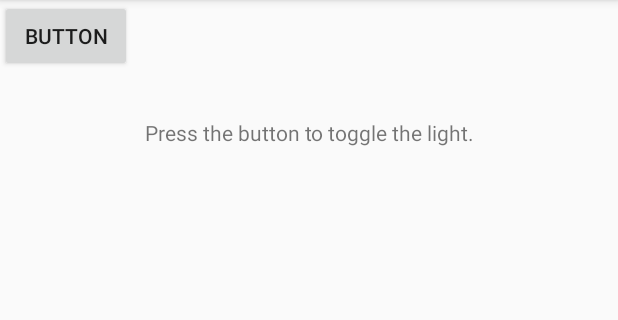
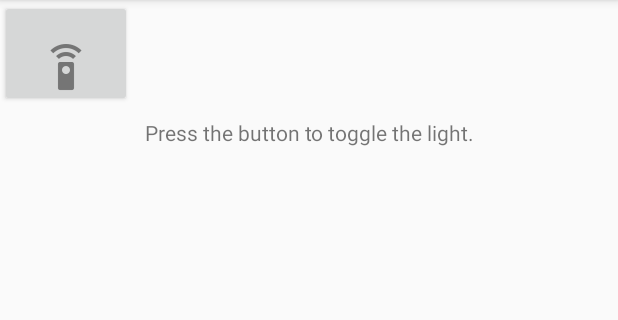
Before and after one commit to RickGZ/Flashlight, an Android app: the screen it shows after launch (MainActivity), on a phone screen of 412 x 824 dp, the part 84-404 px from its top. Run offline under Robolectric (Android 15) with nearby library versions, the phone set to English and light mode, and no system bars.

Commit message:
added button and launcher

```diff
--- a/app/src/main/res/layout/activity_main.xml
+++ b/app/src/main/res/layout/activity_main.xml
@@ -21,7 +21,8 @@
         android:id="@+id/button"
         android:layout_width="wrap_content"
         android:layout_height="wrap_content"
-        android:text="Button"
+        android:text=""
+        android:drawableBottom="@drawable/ic_flashlight"
         tools:layout_editor_absoluteY="231dp"
         tools:layout_editor_absoluteX="148dp" />
 
```
Also changed, not shown: app/src/main/ic_launcher-web.png (added), app/src/main/res/drawable-hdpi/ic_flashlight.png (added), app/src/main/res/drawable-mdpi/ic_flashlight.png (added), app/src/main/res/drawable-xhdpi/ic_flashlight.png (added), app/src/main/res/drawable-xxhdpi/ic_flashlight.png (added), app/src/main/res/mipmap-hdpi/ic_launcher.png, app/src/main/res/mipmap-mdpi/ic_launcher.png, app/src/main/res/mipmap-xhdpi/ic_launcher.png, app/src/main/res/mipmap-xxhdpi/ic_launcher.png, app/src/main/res/mipmap-xxxhdpi/ic_launcher.png.
